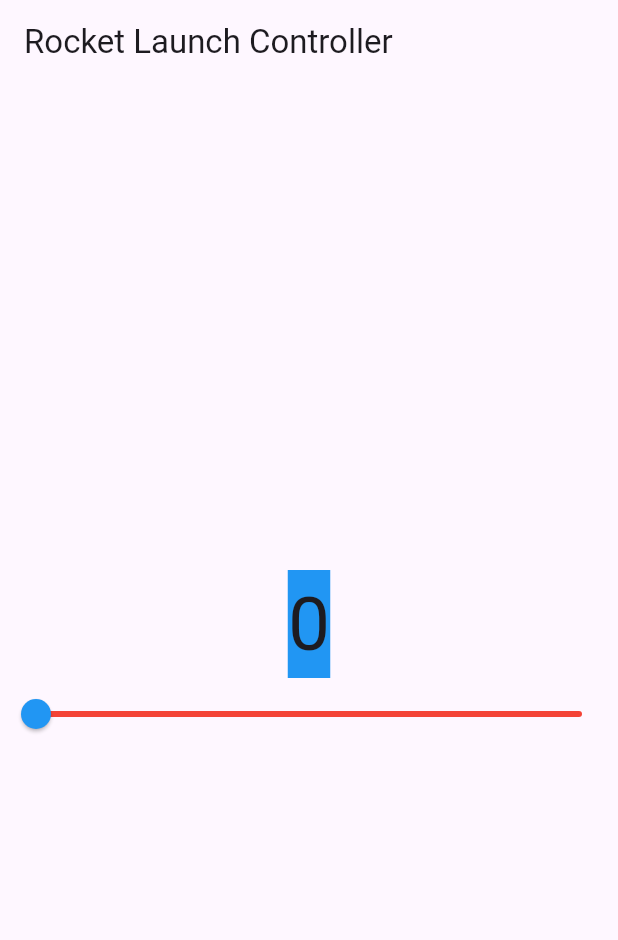
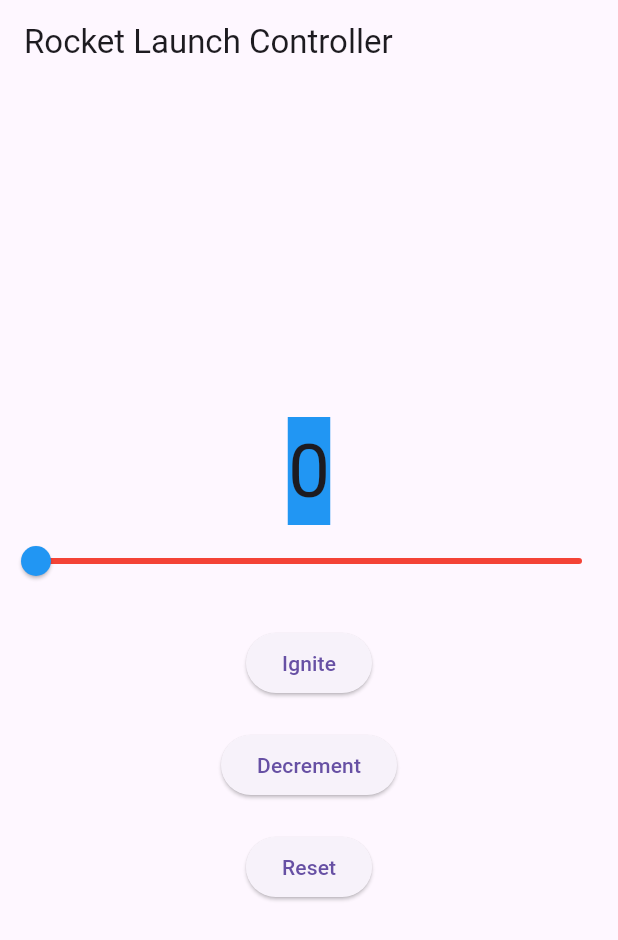
Before and after one commit to Nathan2055/csc4360-activity06-stateful_rocket, a Flutter app: the screen it shows after launch, on a phone screen of 412 x 824 dp. Shown: the top 940 px of the screen. Run offline on Flutter 3.47's test engine with Material 3 defaults, Android fonts, the phone set to English and light mode, and no system bars.

Commit message:
add 3 buttons ignite ,decrement and reset

```diff
--- a/lib/main.dart
+++ b/lib/main.dart
@@ -57,6 +57,37 @@ class _CounterWidgetState extends State<CounterWidget> {
             activeColor: Colors.blue,
             inactiveColor: Colors.red,
           ),
+          const SizedBox(height: 20),
+          ElevatedButton(
+            onPressed: () {
+              setState(() {
+                if (_counter < 100) {
+                  _counter++;
+                }
+              });
+            },
+            child: Text('Ignite'),
+            ),
+            const SizedBox(height: 20),
+            ElevatedButton(
+              onPressed: () {
+                setState(() {
+                  if (_counter != 0) {
+                    _counter--;
+                  }
+                });
+              },
+              child: Text('Decrement'),
+          ),
+          const SizedBox(height: 20),
+          ElevatedButton(
+            onPressed: () {
+              setState(() {
+                _counter = 0;
+              });
+            },
+            child: Text('Reset'),
+          )
         ],
       ),
     );
```
